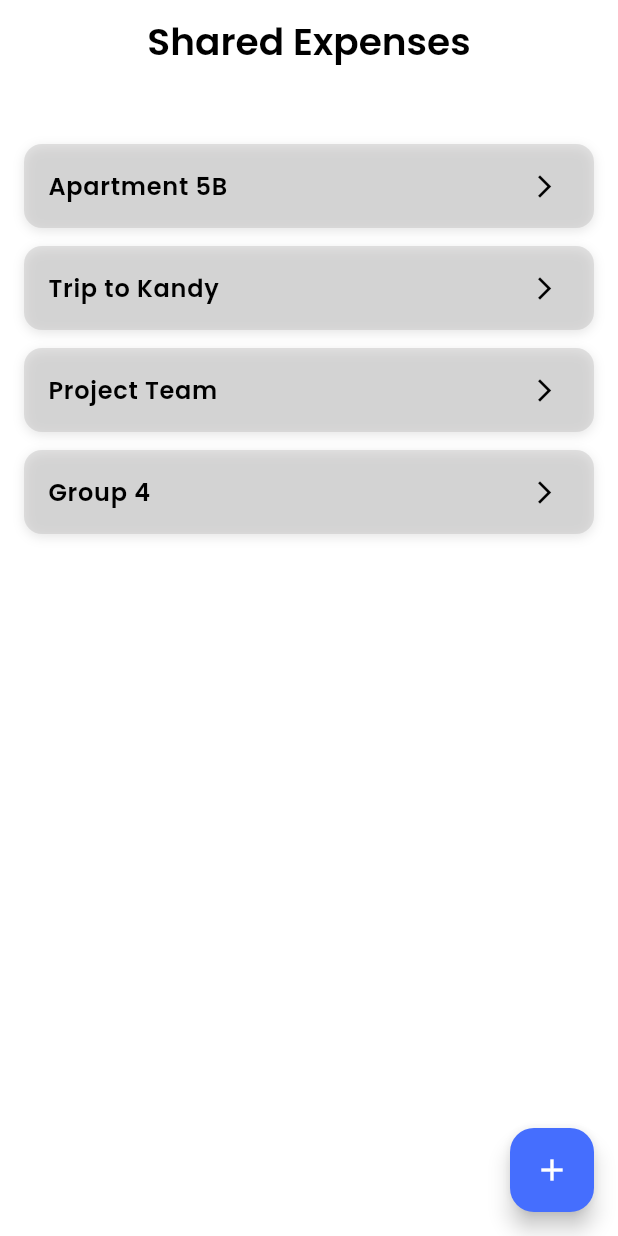
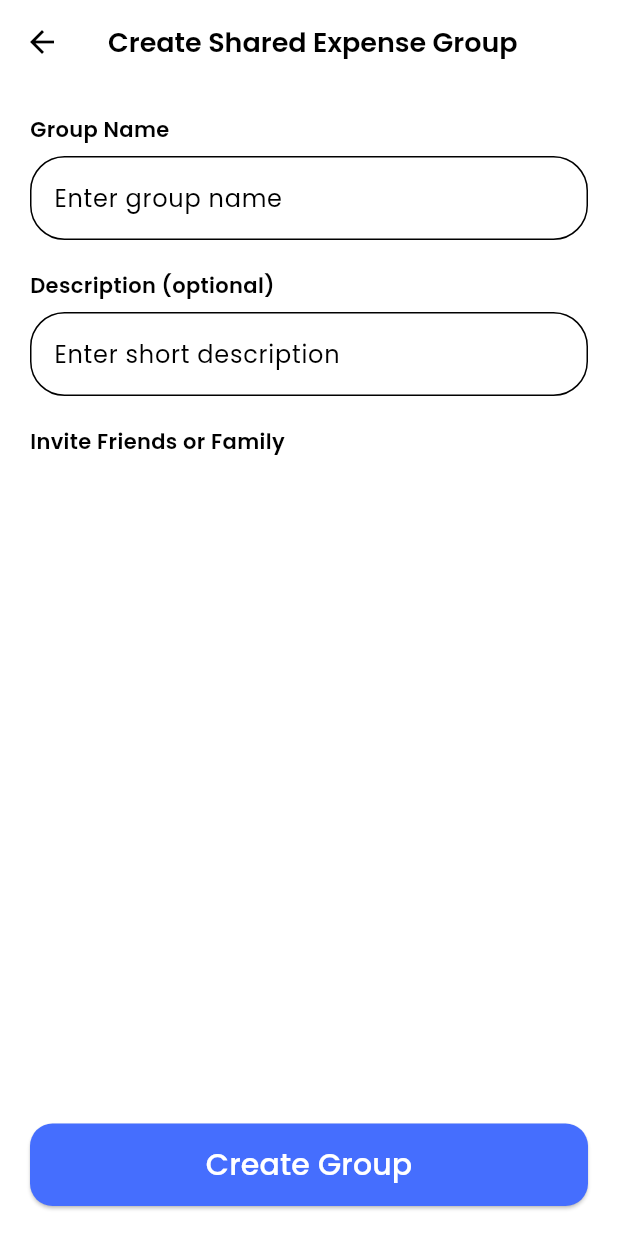
Before and after one commit to AsinOmal/CGP-Adopt-A-Wallet, a Flutter app: the screen it shows after launch, after a tap on the "add" icon, on a phone screen of 412 x 824 dp. Run offline on Flutter 3.47's test engine with Material 3 defaults, Android fonts, the phone set to English and light mode, and no system bars; drawn by our look-alikes of flutter_slidable, overlay_support; our stand-ins replace awesome_snackbar_content, bloc, calendar_view, cloud_firestore, dotted_border, equatable and 26 more; missing offline and left inert: encrypt, feedback, google_mlkit_text_recognition, is_first_run, mailer, mobile_scanner and 5 more; accounts and stored records are empty.

Commit message:
Create A Shared Expense Group Screen Created, Group-sharing renamed to Shared Expense

```diff
--- a/lib/adopt_a_wallet_app.dart
+++ b/lib/adopt_a_wallet_app.dart
@@ -20,7 +20,7 @@ import 'package:financial_app/repositories/transaction/transaction_repository.da
 import 'package:financial_app/screens/auth/login_page.dart';
 import 'package:financial_app/screens/auth/signup_page.dart';
 import 'package:financial_app/screens/auth/forgot_password.dart';
-import 'package:financial_app/screens/group-sharing/group_sharing_first_page.dart';
+import 'package:financial_app/screens/shared-expenses/shared_expenses_first_page.dart';
 import 'package:financial_app/screens/home/home_page.dart';
 import 'package:financial_app/screens/onboard/onboarding_page.dart';
 import 'package:financial_app/screens/splash_screen/splash_screen.dart';
--- /dev/null
+++ b/lib/screens/shared-expenses/create_a_group.dart
@@ -0,0 +1,72 @@
+import 'package:financial_app/components/simple_button.dart';
+import 'package:flutter/material.dart';
+
+class AddGroupScreen extends StatelessWidget {
+  static const routeName = '/create-shared-expense-group';
+  AddGroupScreen({super.key});
+
+  final TextEditingController nameController = TextEditingController();
+  final TextEditingController descriptionController = TextEditingController();
+
+  @override
+  Widget build(BuildContext context) {
+    return Scaffold(
+      appBar: AppBar(
+        title: const Text(
+          'Create Shared Expense Group',
+          style: TextStyle(fontSize: 18),
+        ),
+        centerTitle: true,
+      ),
+      body: Padding(
+        padding: const EdgeInsets.all(20),
+        child: Column(
+          crossAxisAlignment: CrossAxisAlignment.stretch,
+          children: [
+            const Text(
+              'Group Name',
+              style: TextStyle(fontWeight: FontWeight.w600),
+            ),
+            const SizedBox(height: 8),
+            TextField(
+              controller: nameController,
+              decoration: const InputDecoration(
+                border: OutlineInputBorder(
+                  borderRadius: BorderRadius.all(Radius.circular(23)),
+                ),
+                hintText: 'Enter group name',
+              ),
+            ),
+            const SizedBox(height: 20),
+            const Text(
+              'Description (optional)',
+              style: TextStyle(fontWeight: FontWeight.w600),
+            ),
+            const SizedBox(height: 8),
+            TextField(
+              controller: descriptionController,
+              decoration: const InputDecoration(
+                border: OutlineInputBorder(
+                  borderRadius: BorderRadius.all(Radius.circular(23)),
+                ),
+                hintText: 'Enter short description',
+              ),
+            ),
+            const SizedBox(height: 20),
+            const Text('Invite Friends or Family',
+                style: TextStyle(fontWeight: FontWeight.w600)),
+            //! meka kohomada hto karanne, existing users lata invite karanna hadanwada
+            const SizedBox(height: 8),
+            const SizedBox(height: 30),
+            const Spacer(),
+            SimpleButton(
+              data: 'Create Group',
+              onPressed: () {},
+            )
+          ],
+        ),
+      ),
+    );
+  }
+}
+//onst Color(0xFF456EFE)
--- a/lib/screens/group-sharing/group_sharing_first_page.dart
+++ b/lib/screens/shared-expenses/shared_expenses_first_page.dart
@@ -1,4 +1,4 @@
-import 'package:financial_app/components/simple_button.dart';
+import 'package:financial_app/screens/shared-expenses/create_a_group.dart';
 import 'package:flutter/material.dart';
 import 'package:flutter_slidable/flutter_slidable.dart';
 
@@ -31,13 +31,21 @@ class _GroupSharingFirstState extends State<GroupSharingFirst> {
         ),
       ),
       backgroundColor: const Color.fromARGB(255, 255, 255, 255),
-
       body: SafeArea(
         child: Padding(
           padding: const EdgeInsets.symmetric(horizontal: 16, vertical: 20),
           child: Column(
             crossAxisAlignment: CrossAxisAlignment.start,
             children: [
+              Text(
+                "Manage your shared expenses with friends and family",
+                style: TextStyle(
+                    fontSize: 20,
+                    color: Colors.grey.shade600,
+                    fontWeight: FontWeight.bold),
+                textAlign: TextAlign.center,
+              ),
+              const SizedBox(height: 20),
               const SizedBox(height: 20),
               Expanded(
                 child: ListView.separated(
@@ -55,7 +63,13 @@ class _GroupSharingFirstState extends State<GroupSharingFirst> {
       floatingActionButton: FloatingActionButton(
         backgroundColor: const Color(0xFF456EFE),
         foregroundColor: Colors.white,
-        onPressed: addGroup,
+        onPressed: () {
+          Navigator.push(context, MaterialPageRoute(
+            builder: (context) {
+              return AddGroupScreen();
+            },
+          ));
+        },
         child: const Icon(Icons.add),
       ),
     );
```
